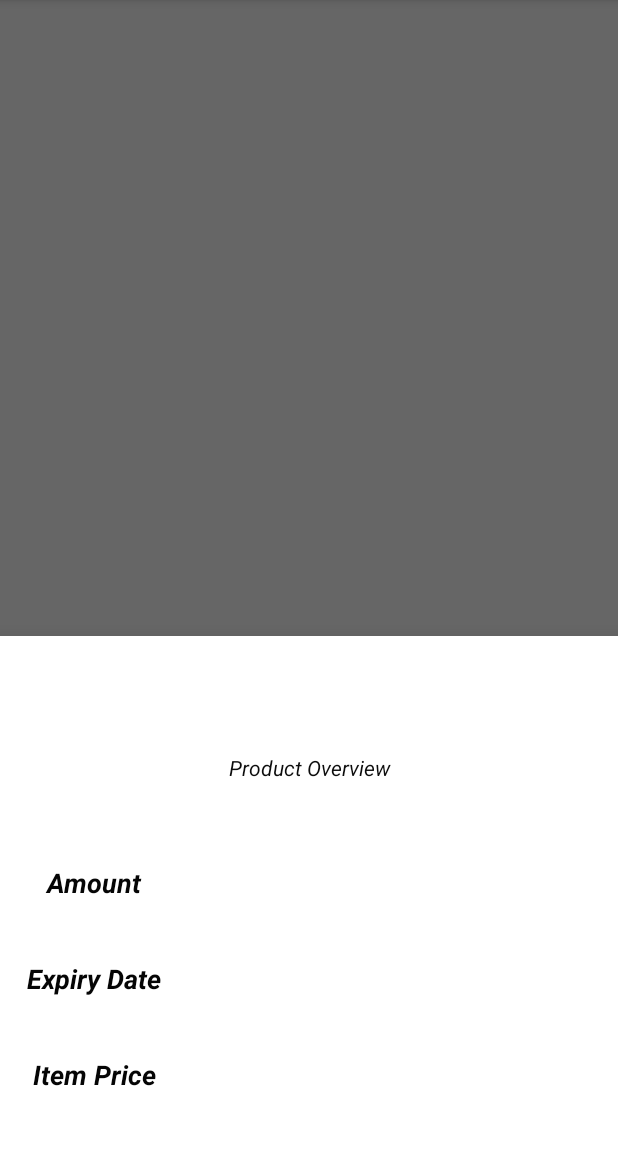
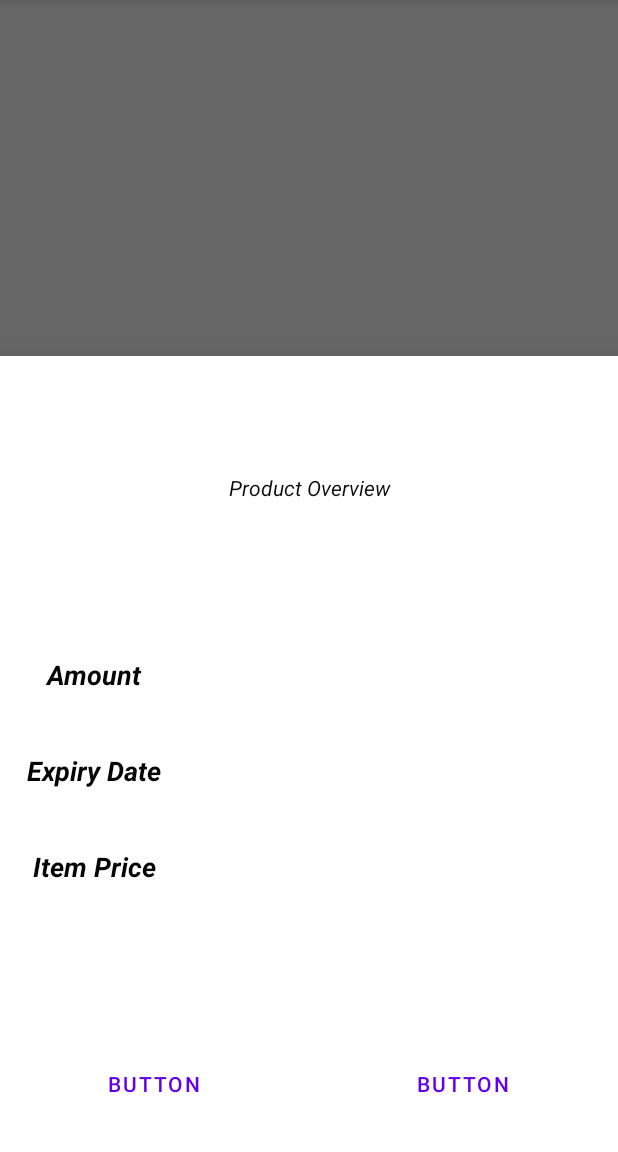
Before and after one commit to psbankar/grocy_list, an Android app: the fragment ModalBottomSheet shown on its own in the app's theme, on a phone screen of 412 x 824 dp, the part 84-1236 px from its top. Run offline under Robolectric (Android 15) with nearby library versions, the phone set to English and light mode, and no system bars; our stand-ins replace Firebase (no records; nobody signed in at launch, a user with empty details on screens opened directly).

Commit message:
Adapter and Bottom Layout

```diff
--- a/app/src/main/res/layout/stock_bottomsheet_layout.xml
+++ b/app/src/main/res/layout/stock_bottomsheet_layout.xml
@@ -11,7 +11,7 @@
 
     <LinearLayout
         android:layout_width="match_parent"
-        android:layout_height="152dp"
+        android:layout_height="200dp"
         android:orientation="vertical"
 
         android:paddingTop="40dp"
@@ -34,6 +34,13 @@
             android:textAlignment="center"
             android:textColor="#0C0C0C"
             android:textStyle="italic" />
+
+        <LinearLayout
+            android:layout_width="match_parent"
+            android:layout_height="51dp"
+            android:orientation="horizontal" />
+
+
     </LinearLayout>
 
     <LinearLayout
@@ -117,6 +124,35 @@
 
 
         </LinearLayout>
+    </LinearLayout>
+
+    <LinearLayout
+        android:layout_width="match_parent"
+        android:layout_height="69dp"
+        android:orientation="horizontal"></LinearLayout>
+    <LinearLayout
+        android:layout_width="match_parent"
+        android:layout_height="69dp"
+        android:orientation="horizontal">
+
+        <Button
+            android:id="@+id/button5"
+            android:layout_width="wrap_content"
+            android:layout_height="wrap_content"
+            android:layout_weight="1"
+            android:paddingStart="10dp"
+            android:paddingEnd="10dp"
+            android:text="Button" />
+
+        <Button
+            android:id="@+id/button6"
+            style="ro"
+            android:layout_width="wrap_content"
+            android:layout_height="wrap_content"
+            android:layout_weight="1"
+            android:paddingLeft="10dp"
+            android:paddingEnd="10dp"
+            android:text="Button" />
     </LinearLayout>
 
 
```
